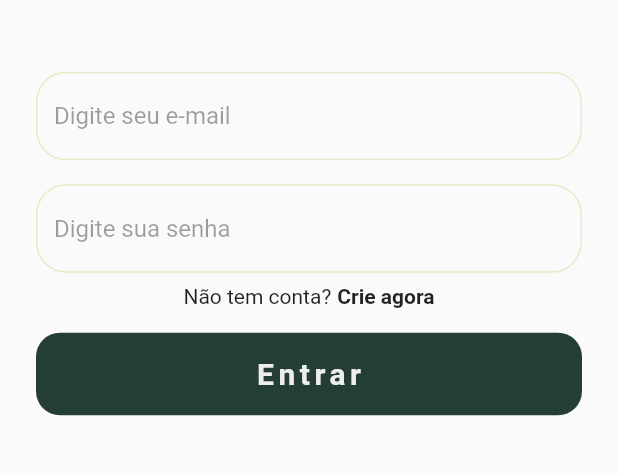
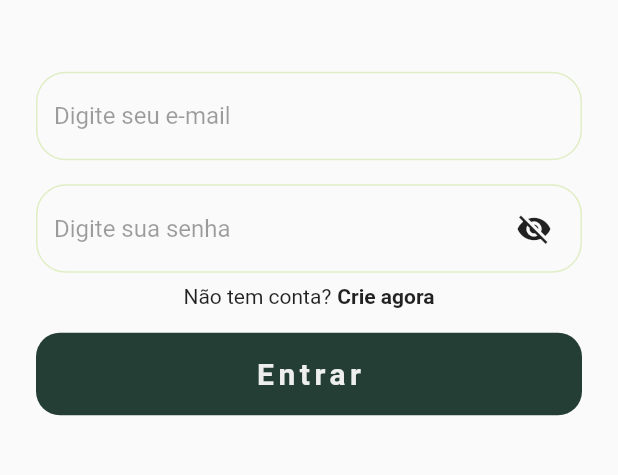
Before and after one commit to abrxao/curso_flutter, a Flutter app: the screen it shows after launch, on a phone screen of 412 x 824 dp, the part 529-1004 px from its top. Run offline on Flutter 3.47's test engine with Material 2 defaults, Android fonts, the light colour scheme and no system bars; our stand-ins replace cloud_firestore, firebase_auth, firebase_core, rxdart; accounts and stored records are empty.

Commit message:
Adicionando botão de ver senha na pagina de login

```diff
--- a/Flutter/chat_app/lib/pages/login_page.dart
+++ b/Flutter/chat_app/lib/pages/login_page.dart
@@ -15,6 +15,8 @@ class LoginPage extends StatefulWidget {
 class _LoginPageState extends State<LoginPage> {
   final emailController = TextEditingController();
   final passwordController = TextEditingController();
+  bool _isPasswordHidden = true;
+
   void signIn() async {
     final authService = Provider.of<AuthService>(context, listen: false);
     try {
@@ -24,6 +26,12 @@ class _LoginPageState extends State<LoginPage> {
       ScaffoldMessenger.of(context)
           .showSnackBar(SnackBar(content: Text(e.toString())));
     }
+  }
+
+  void _toggleIcon() {
+    setState(() {
+      _isPasswordHidden = !_isPasswordHidden;
+    });
   }
 
   @override
@@ -54,10 +62,24 @@ class _LoginPageState extends State<LoginPage> {
               const SizedBox(
                 height: 16,
               ),
-              MyTextField(
-                  controller: passwordController,
-                  hintText: 'Digite sua senha',
-                  obscureText: true),
+              Stack(alignment: AlignmentDirectional.center, children: [
+                MyTextField(
+                    controller: passwordController,
+                    hintText: 'Digite sua senha',
+                    obscureText: _isPasswordHidden),
+                Positioned(
+                  right: 8,
+                  child: IconButton(
+                      tooltip:
+                          _isPasswordHidden ? 'Ver senha' : 'Esconder senha',
+                      onPressed: () {
+                        _toggleIcon();
+                      },
+                      icon: _isPasswordHidden
+                          ? const Icon(Icons.visibility_off)
+                          : const Icon(Icons.visibility)),
+                ),
+              ]),
               const SizedBox(
                 height: 8,
               ),
```
Also changed, not shown: Flutter/chat_app/lib/pages/home_page.dart (+3 -6 lines), Flutter/chat_app/pubspec.lock.
